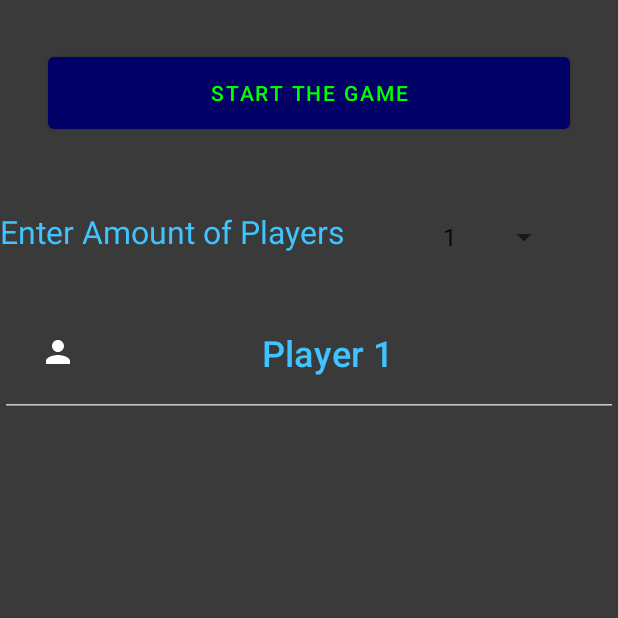
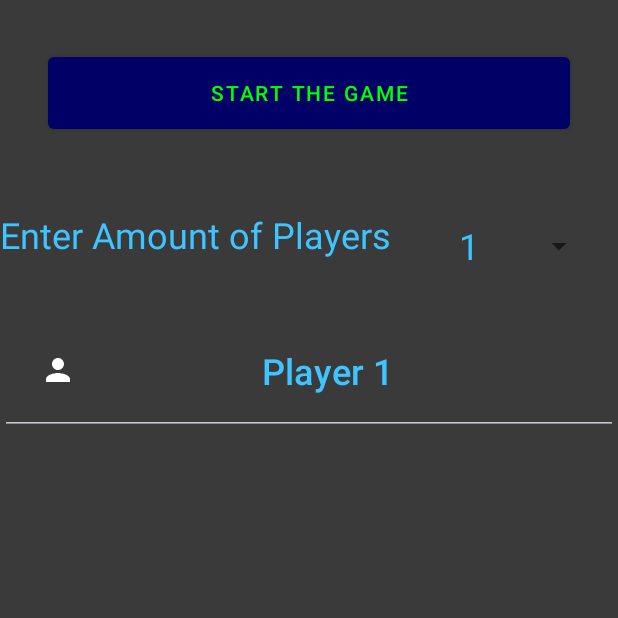
Before and after one commit to TheDonBase/NordicDrinking, an Android app: the screen it shows after launch (LandingActivity), on a phone screen of 412 x 824 dp, the top half of it. Run offline under Robolectric (Android 15) with nearby library versions, the phone set to English and light mode, and no system bars.

Commit message:
Fixed some  UI Issues, and Added Firebase.

```diff
--- a/app/build.gradle
+++ b/app/build.gradle
@@ -13,8 +13,8 @@ android {
         applicationId "com.thedonbase.nordicdrinking"
         minSdkVersion 24
         targetSdkVersion 30
-        versionCode 4
-        versionName "1.3"
+        versionCode 5
+        versionName "1.4"
 
         testInstrumentationRunner "androidx.test.runner.AndroidJUnitRunner"
     }
--- a/app/src/main/java/com/thedonbase/nordicdrinking/LandingActivity.java
+++ b/app/src/main/java/com/thedonbase/nordicdrinking/LandingActivity.java
@@ -61,6 +61,7 @@ public class LandingActivity extends AppCompatActivity {
                     et.setTextColor(ContextCompat.getColor(LandingActivity.this, R.color.white));
                     et.setHint("Player " + (i + 1));
                     et.setId(View.generateViewId());
+                    et.setContentDescription(getString(R.string.etDesc));
                     et.setSingleLine(true);
                     et.setLayoutParams(p);
                     et.setHintTextColor(ContextCompat.getColor(LandingActivity.this, R.color.light_blue_A200));
--- a/app/src/main/res/layout/activity_landing.xml
+++ b/app/src/main/res/layout/activity_landing.xml
@@ -48,26 +48,26 @@
     <TextView
         android:id="@+id/textView2"
         android:layout_width="wrap_content"
-        android:layout_height="36dp"
+        android:layout_height="48dp"
         android:layout_marginTop="48dp"
         android:text="@string/entAmtPlayers"
         android:textColor="@color/light_blue_A200"
-        android:textSize="21sp"
+        android:textSize="24sp"
         app:layout_constraintBottom_toTopOf="@+id/layoutScroll"
         app:layout_constraintStart_toStartOf="parent"
         app:layout_constraintTop_toBottomOf="@+id/startGameBtn" />
 
     <Spinner
         android:id="@+id/playerAmtSpinner"
-        android:layout_width="100dp"
-        android:layout_height="36dp"
+        android:layout_width="120dp"
+        android:layout_height="48dp"
         android:layout_marginTop="48dp"
         android:entries="@array/PlayerAmount"
         android:spinnerMode="dropdown"
         android:textAlignment="center"
+        android:theme="@style/myCustomSpinner"
         app:layout_constraintBottom_toTopOf="@+id/layoutScroll"
         app:layout_constraintEnd_toEndOf="parent"
-        app:layout_constraintHorizontal_bias="0.529"
         app:layout_constraintStart_toEndOf="@+id/textView2"
         app:layout_constraintTop_toBottomOf="@+id/startGameBtn"
         app:layout_constraintVertical_bias="0.0" />
--- a/app/src/main/res/values/strings.xml
+++ b/app/src/main/res/values/strings.xml
@@ -2,10 +2,11 @@
     <string name="app_name">Nordic Drinking</string>
     <string name="title_activity_game_activity">Nordic Drinking</string>
     <string name="gameChallenge">Click here to get started.</string>
-    <string name="ldScrLoading">Loading...</string>
+    <string name="ldScrLoading">Loading…</string>
     <string name="accept">Choose</string>
     <string name="entAmtPlayers">Enter Amount of Players</string>
     <string name="start_the_game">Start The Game</string>
     <string name="action_settings">Settings</string>
     <string name="logo">Logo</string>
+    <string name="etDesc">Type in a player name.</string>
 </resources>
--- a/app/src/main/res/values/styles.xml
+++ b/app/src/main/res/values/styles.xml
@@ -8,4 +8,9 @@
         <item name="android:background">@color/black_overlay</item>
         <item name="android:buttonBarStyle">?android:attr/buttonBarStyle</item>
     </style>
+
+    <style name="myCustomSpinner">
+        <item name="android:textColor">@color/light_blue_A200</item>
+        <item name="android:textSize">24sp</item>
+    </style>
 </resources>
```
Also changed, not shown: 1 other file.
